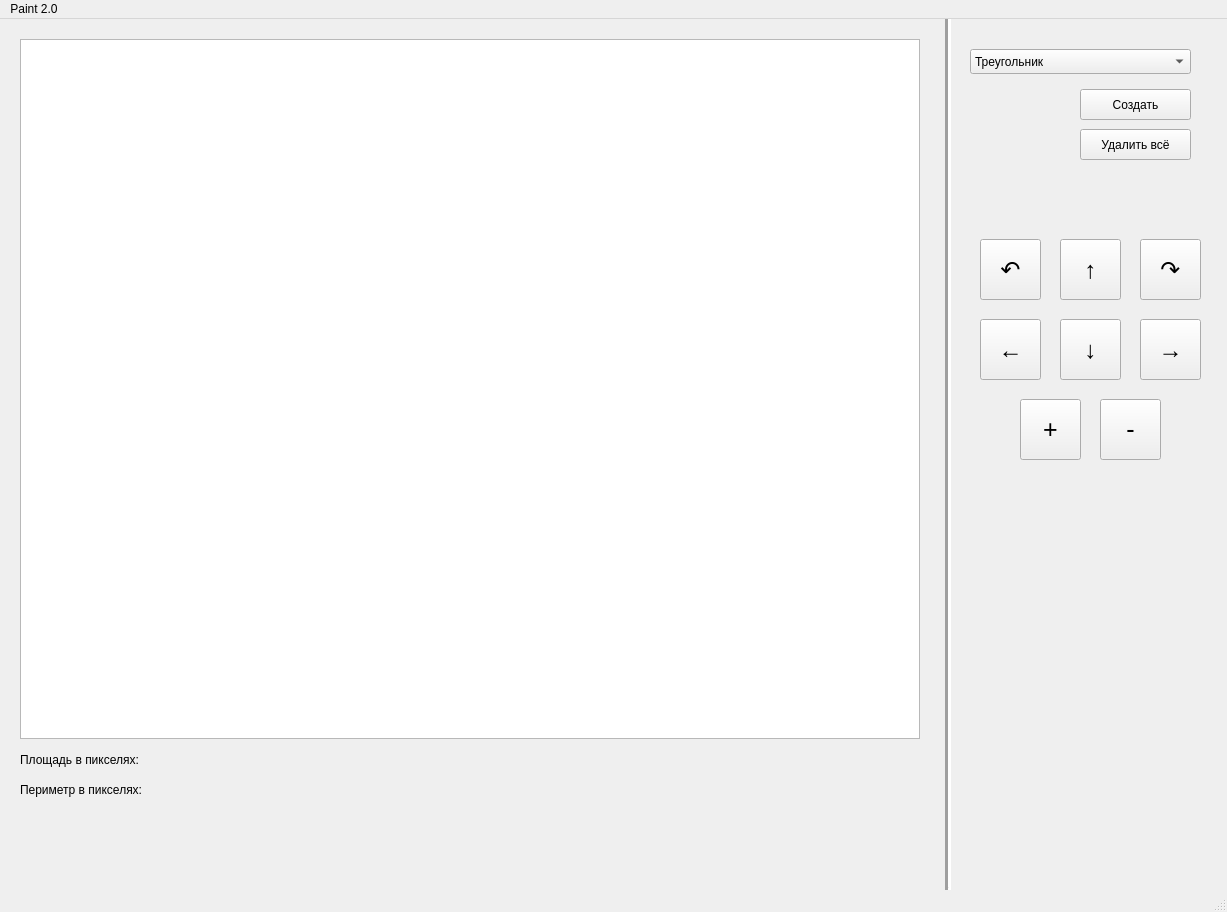
Qt form mainwindow.ui (HXPPY228/lab1task2remaded) before a commit.
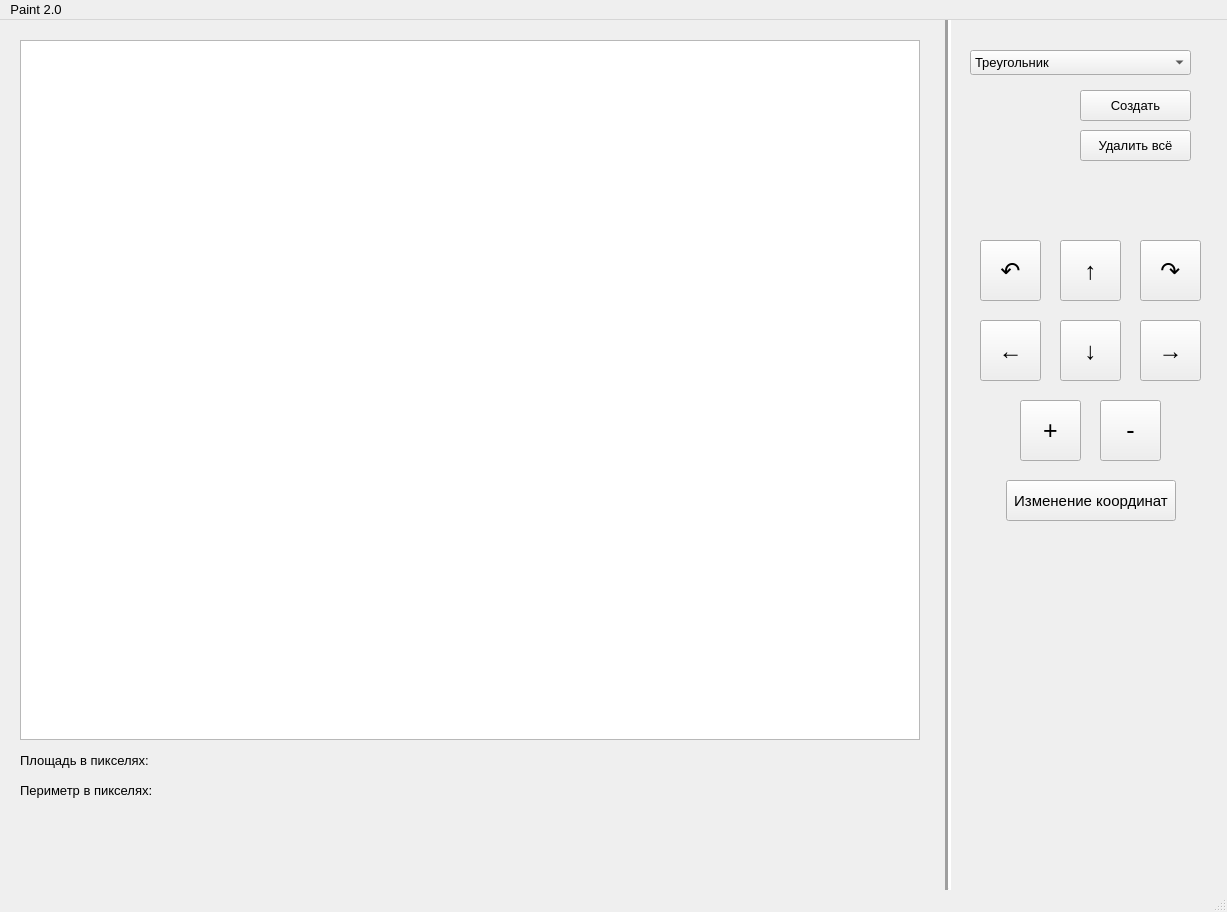
The same form after that commit.

What changed in the file:
```diff
--- a/mainwindow.ui
+++ b/mainwindow.ui
@@ -10,6 +10,11 @@
     <height>912</height>
    </rect>
   </property>
+  <property name="font">
+   <font>
+    <pointsize>10</pointsize>
+   </font>
+  </property>
   <property name="windowTitle">
    <string>MainWindow</string>
   </property>
@@ -342,6 +347,24 @@
      <string>-</string>
     </property>
    </widget>
+   <widget class="QPushButton" name="pushButton_koords">
+    <property name="geometry">
+     <rect>
+      <x>1006</x>
+      <y>460</y>
+      <width>170</width>
+      <height>41</height>
+     </rect>
+    </property>
+    <property name="font">
+     <font>
+      <pointsize>11</pointsize>
+     </font>
+    </property>
+    <property name="text">
+     <string>Изменение координат</string>
+    </property>
+   </widget>
   </widget>
   <widget class="QMenuBar" name="menubar">
    <property name="geometry">
@@ -349,7 +372,7 @@
      <x>0</x>
      <y>0</y>
      <width>1227</width>
-     <height>22</height>
+     <height>20</height>
     </rect>
    </property>
    <widget class="QMenu" name="menuPaint_2_0">
```
